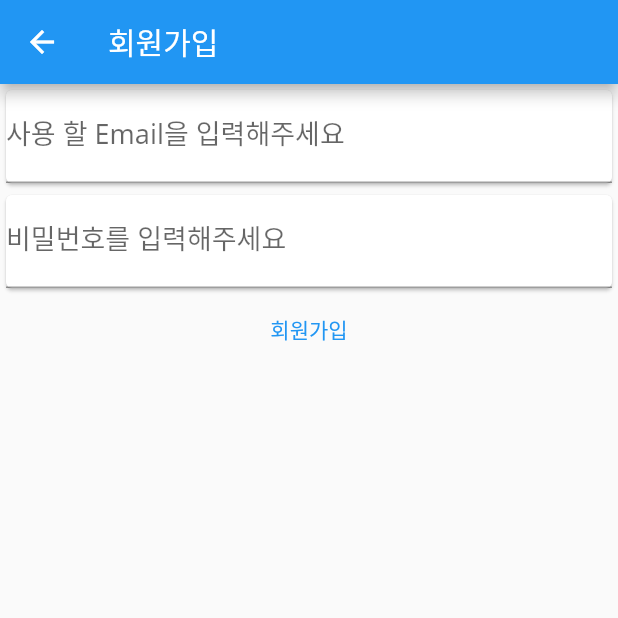
After one commit to SoonhanSaram/portfoilo, a Flutter app: the screen it shows after launch, after a tap on "이메일 회원가입", on a phone screen of 412 x 824 dp, the top half of it. The commit adds this screen. Run offline on Flutter 3.47's test engine with Material 2 defaults, Android fonts, the light colour scheme and no system bars; our stand-ins replace firebase_auth, firebase_core, google_maps_flutter, google_sign_in, table_calendar; missing offline and left inert: flutter_polyline_points, kpostal; accounts and stored records are empty; network calls fail; Roboto replaces fonts that are missing (Notosans); statements that could not run were skipped.

Commit message:
제대로

```diff
--- a/regist/lib/main.dart
+++ b/regist/lib/main.dart
@@ -1,12 +1,20 @@
+import 'package:firebase_auth/firebase_auth.dart';
+import 'package:firebase_core/firebase_core.dart';
 import 'package:flutter/material.dart';
 import 'package:google_sign_in/google_sign_in.dart';
 import 'package:regist/calendar.dart';
 import 'package:regist/dto/reselvation_info.dart';
+import 'package:regist/membership_regist.dart';
 
+const String title = "Pick&Go";
+const String pageTitle = "로그인 페이지";
+const String loginButtonTitle = "이메일 로그인";
+const String joinButtonTitle = "이메일 회원가입";
+const String imageButtonTitle = "구글 로그인";
 void main() async {
   WidgetsFlutterBinding.ensureInitialized();
   await Future.delayed(const Duration(seconds: 3));
-
+  await Firebase.initializeApp();
   runApp(const App());
 }
 
@@ -16,7 +24,7 @@ class App extends StatelessWidget {
   @override
   Widget build(BuildContext context) {
     return MaterialApp(
-      title: "Member",
+      title: title,
       theme: ThemeData(primarySwatch: Colors.blue, fontFamily: "Notosans"),
       home: const HomePage(),
     );
@@ -40,6 +48,10 @@ GoogleSignIn _googleSignIn = GoogleSignIn(
 
 class _HomePageState extends State<HomePage> {
   GoogleSignInAccount? _currentUser;
+
+  final String _email = "";
+  final String _password = "";
+
   late ReselInfo reselInfo = ReselInfo(
     user: '',
     date: '',
@@ -49,6 +61,29 @@ class _HomePageState extends State<HomePage> {
     number: '',
     pay: '',
   );
+
+  Future<void> _login() async {
+    try {
+      final credential = await FirebaseAuth.instance.signInWithEmailAndPassword(
+        email: _email,
+        password: _password,
+      );
+    } on FirebaseAuthException catch (e) {
+      String message = "";
+      if (e.code == "user-not-found") {
+        message = "가입되지 않은 이메일 입니다";
+      } else if (e.code == "wrong-password") {
+        message = "잘못된 비밀번호 입니다";
+      } else {
+        message = "알 수 없는 에러";
+      }
+      ScaffoldMessenger.of(context).showSnackBar(SnackBar(
+          content: Text(
+        message,
+        style: const TextStyle(color: Colors.white),
+      )));
+    }
+  }
 
   @override
   void initState() {
@@ -72,7 +107,7 @@ class _HomePageState extends State<HomePage> {
   Widget build(BuildContext context) {
     return Scaffold(
       appBar: AppBar(
-        title: const Text("Member"),
+        title: const Text(title),
       ),
       body: ConstrainedBox(
         constraints: const BoxConstraints.expand(),
@@ -83,26 +118,53 @@ class _HomePageState extends State<HomePage> {
 
   _buildBody() {
     final GoogleSignInAccount? user = _currentUser;
-
     if (user != null) {
       return RegisterScreen(
         reselInfo: reselInfo,
       );
     } else {
-      return Column(
+      return Expanded(
+        child: Column(
           mainAxisAlignment: MainAxisAlignment.spaceAround,
           children: [
-          const Text(
-            "로그인",
+            const Flexible(
+              fit: FlexFit.loose,
+              flex: 2,
+              child: Text(
+                pageTitle,
                 style: TextStyle(
-                fontSize: 36, fontWeight: FontWeight.w600, color: Colors.blue),
+                    fontSize: 36,
+                    fontWeight: FontWeight.w600,
+                    color: Colors.blue),
               ),
-          const SizedBox(
-            height: 250,
             ),
-          loginButton(),
+            Flexible(
+              fit: FlexFit.tight,
+              flex: 4,
+              child: Column(
+                children: [
+                  inputBox(
+                      labelText: "이메일을 입력해주세요",
+                      keyboardType: TextInputType.emailAddress,
+                      stateValue: _email),
                   const SizedBox(
                     height: 20,
+                  ),
+                  inputBox(
+                      labelText: "비밀번호를 입력해주세요",
+                      obscureText: true,
+                      stateValue: _password,
+                      keyboardType: TextInputType.text),
+                  TextButton(
+                      onPressed: () {
+                        _login();
+                      },
+                      child: const Text(
+                        loginButtonTitle,
+                        style: TextStyle(fontSize: 24),
+                      )),
+                ],
+              ),
             ),
 
             /**
@@ -112,69 +174,45 @@ class _HomePageState extends State<HomePage> {
              * 화면 범위내에서 화면에 남은 영역만 차지하도록
              * 내부 화면 범위를 제한
              */
-          const Flexible(
-            fit: FlexFit.tight,
-            child: SizedBox(
-              height: 100,
+            Flexible(
+                flex: 2,
+                fit: FlexFit.loose,
+                child: Column(
+                  children: [
+                    TextButton(
+                        onPressed: () {
+                          Navigator.push(
+                              context,
+                              MaterialPageRoute(
+                                  builder: (context) => const EmailRegist()));
+                        },
+                        child: const Text(joinButtonTitle)),
+                    loginButton(),
+                  ],
+                )),
+          ],
         ),
-          )
-        ],
       );
     }
   }
 
-  Form loginForm() {
-    return Form(
-      child: Padding(
-        padding: const EdgeInsets.all(10.0),
-        child: Column(
-          children: [
-            const Image(
-              width: 200,
-              height: 150,
-              image: AssetImage("images/user.png"),
-            ),
-            const SizedBox(
-              height: 20,
-            ),
-            inputBox(
-                keyboardType: TextInputType.emailAddress,
-                errorMsg: "이메일을 입력해주세요",
-                onChanged: (value) {},
-                labelText: "이메일"),
-            const SizedBox(
-              height: 20,
-            ),
-            inputBox(
-                keyboardType: TextInputType.visiblePassword,
-                errorMsg: "비밀번호를 입력해주세요",
-                onChanged: (value) {},
-                labelText: "비밀번호",
-                obscureText: true)
-          ],
-        ),
-      ),
-    );
-  }
-
   TextFormField inputBox(
-      {keyboardType = TextInputType.text,
-      String errorMsg = "값을 입력",
-      String labelText = "값을 입력",
+      {String labelText = "Email을 입력해주세요",
       bool obscureText = false,
-      Function(dynamic value)? onChanged}) {
+      String stateValue = "",
+      TextInputType keyboardType = TextInputType.emailAddress}) {
     return TextFormField(
-      onChanged: onChanged,
       keyboardType: keyboardType,
+      onChanged: (value) {
+        setState(() {
+          stateValue = value;
+        });
+      },
       obscureText: obscureText,
-      validator: (value) {
-        if (value!.isEmpty) {
-          return "이메일을 입력하세요";
-        }
-        return errorMsg;
-      },
       decoration: InputDecoration(
-          border: const OutlineInputBorder(), labelText: labelText),
+          labelText: labelText,
+          labelStyle:
+              const TextStyle(fontSize: 18, fontWeight: FontWeight.bold)),
     );
   }
 
@@ -206,7 +244,7 @@ class _HomePageState extends State<HomePage> {
             child: const Padding(
               padding: EdgeInsets.all(8.0),
               child: Text(
-                "구글로그인",
+                imageButtonTitle,
                 style: TextStyle(color: Colors.white),
               ),
             ),
@@ -285,6 +323,4 @@ class RegisterScreen extends StatelessWidget {
       ),
     );
   }
-
-  void _registerUser() {}
 }
--- /dev/null
+++ b/regist/lib/membership_regist.dart
@@ -0,0 +1,81 @@
+import 'package:firebase_auth/firebase_auth.dart';
+import 'package:firebase_core/firebase_core.dart';
+import 'package:flutter/material.dart';
+
+class EmailRegist extends StatefulWidget {
+  const EmailRegist({super.key});
+
+  @override
+  State<EmailRegist> createState() => _EmailRegistState();
+}
+
+class _EmailRegistState extends State<EmailRegist> {
+  final String _email = "";
+  final String _password = "";
+
+  Future<void> _join() async {
+    Firebase.initializeApp();
+    try {
+      final credential =
+          await FirebaseAuth.instance.createUserWithEmailAndPassword(
+        email: _email,
+        password: _password,
+      );
+    } on FirebaseAuthException catch (e) {
+      String message = "";
+      if (e.code == "weak-password") {
+        message = "비밀번호가 보안에 취약합니다";
+      } else if (e.code == "email-already-in-use") {
+        message = "이미 사용중인 이메일입니다";
+      } else {
+        message = "예상치 못한 오류";
+      }
+      ScaffoldMessenger.of(context).showSnackBar(SnackBar(
+          content: Text(
+        message,
+        style: const TextStyle(color: Colors.white),
+      )));
+    }
+  }
+
+  @override
+  Widget build(BuildContext context) {
+    return Scaffold(
+      appBar: AppBar(title: const Text("회원가입")),
+      body: Center(
+        child: Column(
+          children: [
+            registInput(state: _email),
+            registInput(
+                labelText: "비밀번호를 입력해주세요", obscureText: true, state: _password),
+            TextButton(
+                onPressed: () {
+                  _join();
+                  Navigator.pop(context);
+                },
+                child: const Text("회원가입"))
+          ],
+        ),
+      ),
+    );
+  }
+
+  Card registInput(
+      {String labelText = "사용 할 Email을 입력해주세요",
+      bool obscureText = false,
+      String state = ""}) {
+    return Card(
+      child: TextFormField(
+          onChanged: (value) {
+            state = value;
+            setState(() {});
+          },
+          decoration: InputDecoration(
+            label: Text(
+              labelText,
+              style: const TextStyle(fontSize: 18),
+            ),
+          )),
+    );
+  }
+}
--- a/regist/pubspec.yaml
+++ b/regist/pubspec.yaml
@@ -44,6 +44,8 @@ dependencies:
   google_maps_flutter: ^2.2.5
   kpostal: ^0.5.1
   flutter_polyline_points: ^1.0.0
+  firebase_core: ^2.7.1
+  firebase_auth: ^4.2.2
 
 dev_dependencies:
   flutter_test:
```
Also changed, not shown: regist/pubspec.lock, 4 other files. Lines whose indentation alone changed are shown as unchanged.
